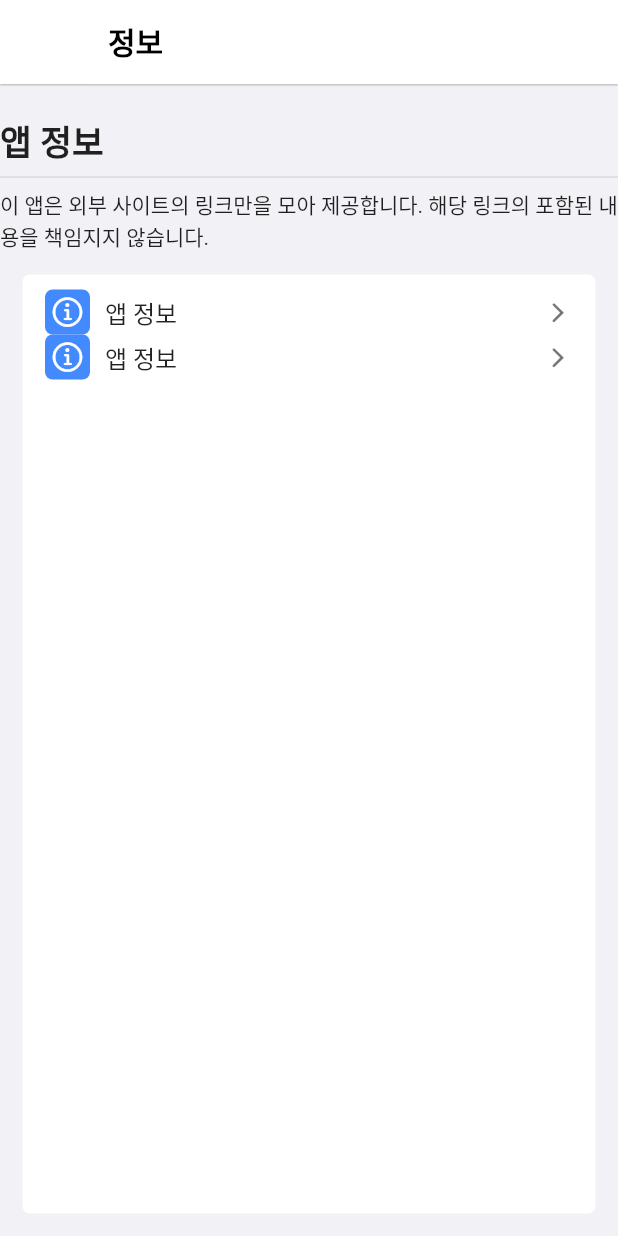
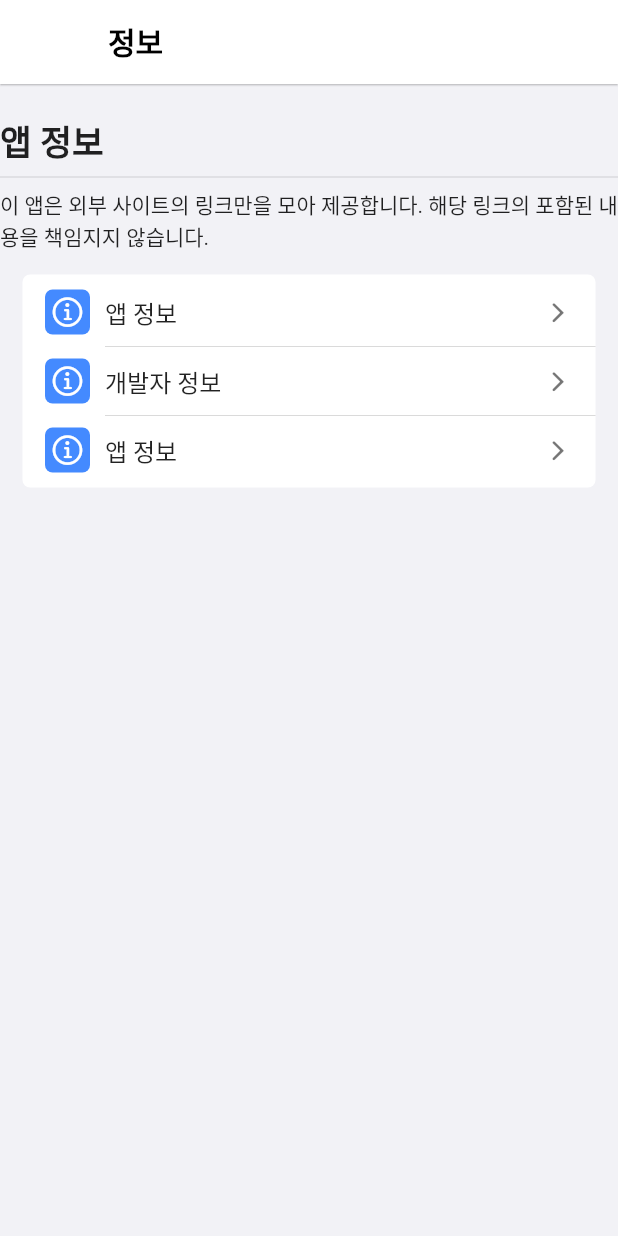
Before and after one commit to TAMSADAN/coryn-mobile, a Flutter app: the InformationPage screen opened directly, on a phone screen of 412 x 824 dp. Run offline on Flutter 3.47's test engine with Material 2 defaults, Android fonts, the phone set to English and light mode, and no system bars; our stand-ins replace syncfusion_flutter_calendar, syncfusion_flutter_charts.

Commit message:
fix: list cover

```diff
--- a/mobile/lib/pages/information/information_list_item.dart
+++ b/mobile/lib/pages/information/information_list_item.dart
@@ -39,7 +39,7 @@ class InformationListItem extends StatelessWidget {
           ),
         ),
         Padding(
-          padding: const EdgeInsets.only(right: 0),
+          padding: const EdgeInsets.only(right: 15),
           child: Icon(
             CupertinoIcons.forward,
             size: 20,
--- a/mobile/lib/pages/information/information_page.dart
+++ b/mobile/lib/pages/information/information_page.dart
@@ -14,47 +14,30 @@ class InformationPage extends StatelessWidget {
     return Scaffold(
       backgroundColor: const Color(0xfff2f2f6),
       appBar: BaseAppBar(AppBar(), "정보"),
-      body: Column(
+      body: ListView(
         children: [
           BaseSubTitle("앱 정보"),
           InformationCaution(),
-          Expanded(
-            child: ListCover(
-              ListView(
+          ListCover(
+            Column(
               children: [
                 InformationListItem(CupertinoIcons.info_circle, Colors.white,
                     Colors.blueAccent, "앱 정보"),
+                Container(
+                    padding: const EdgeInsets.only(left: 40),
+                    child: Divider(color: Colors.black, thickness: 0.1)),
+                InformationListItem(CupertinoIcons.info_circle, Colors.white,
+                    Colors.blueAccent, "개발자 정보"),
+                Container(
+                    padding: const EdgeInsets.only(left: 40),
+                    child: Divider(color: Colors.black, thickness: 0.1)),
                 InformationListItem(CupertinoIcons.info_circle, Colors.white,
                     Colors.blueAccent, "앱 정보"),
               ],
             ),
           ),
-          )
         ],
       ),
     );
   }
 }
-
-// return Scaffold(
-//         backgroundColor: const Color(0xfff2f2f6),
-//         appBar: BaseAppBar(AppBar(), "정보"),
-//         body: Padding(
-//           padding: const EdgeInsets.symmetric(horizontal: 20),
-//           child: ListView(
-//             children: [
-//               BaseSubTitle("앱 정보"),
-//               InformationCaution(),
-//               Expanded(
-//                 child: Row(
-//                   children: [
-//                     InformationListItem(CupertinoIcons.info_circle,
-//                         Colors.white, Colors.blueAccent, "앱 정보"),
-//                     InformationListItem(CupertinoIcons.info_circle,
-//                         Colors.white, Colors.blueAccent, "앱 정보"),
-//                   ],
-//                 ),
-//               )
-//             ],
-//           ),
-//         ));
--- a/mobile/lib/pages/information/list_cover.dart
+++ b/mobile/lib/pages/information/list_cover.dart
@@ -11,8 +11,7 @@ class ListCover extends StatelessWidget {
       padding: const EdgeInsets.all(15),
       child: Container(
         child: Padding(
-            padding:
-                const EdgeInsets.only(left: 15, right: 15, top: 10, bottom: 10),
+            padding: const EdgeInsets.only(left: 15, top: 10, bottom: 10),
             child: innerList),
         decoration: BoxDecoration(
           shape: BoxShape.rectangle,
```
Lines whose indentation alone changed are shown as unchanged.
